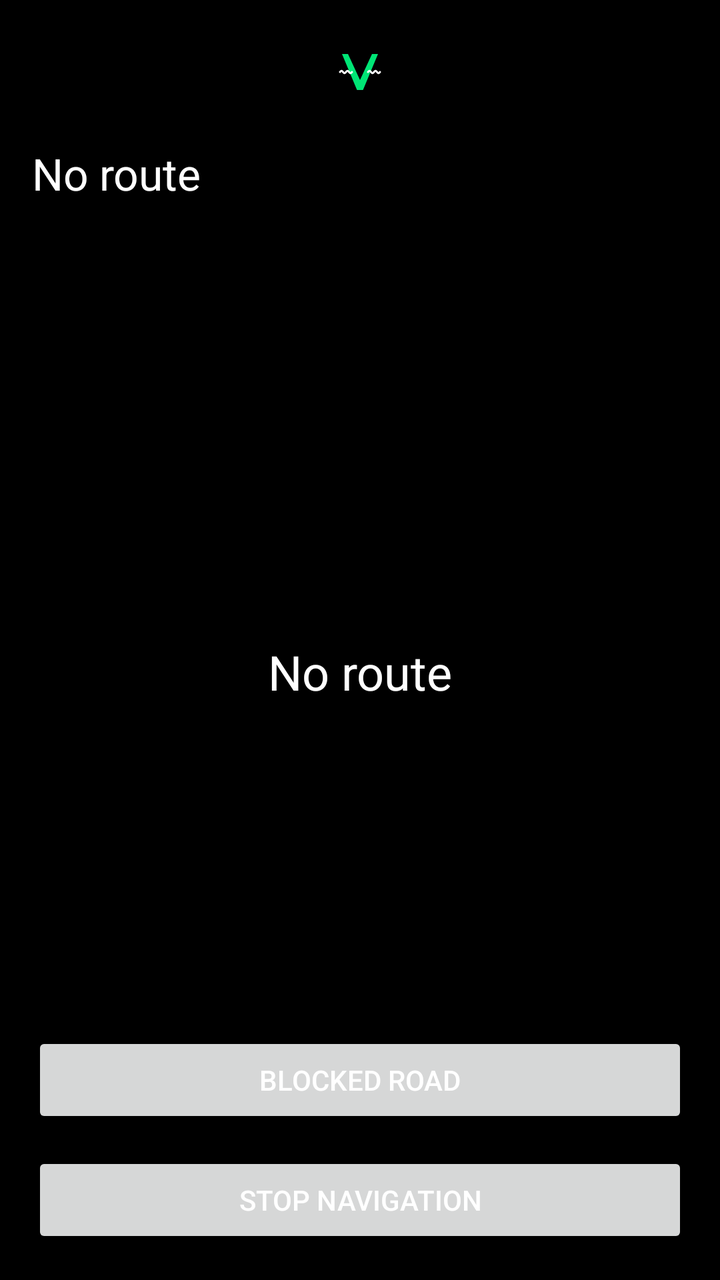
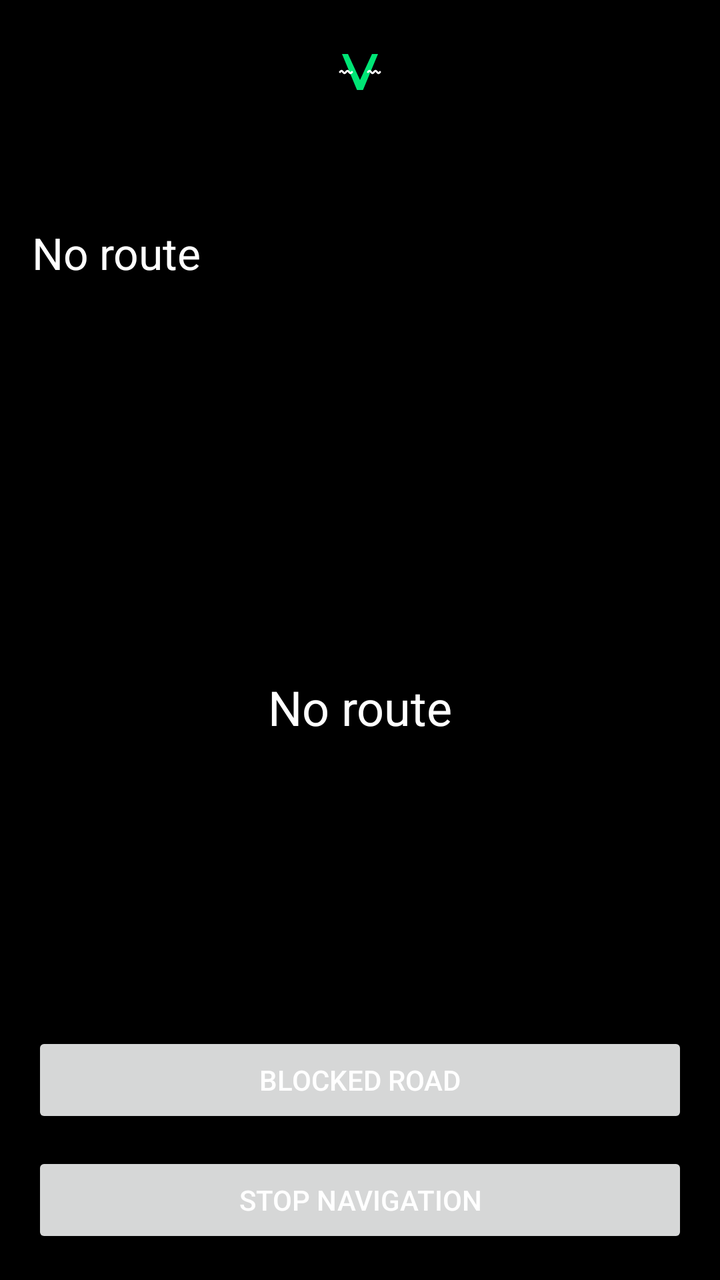

The first picture is an Android layout as it rendered before a commit; the second is the same layout after the commit. The layout source and the unified diff follow.
<!-- AndroidManifest.xml: application theme Theme.VibeNavigator -->
<!-- res/layout/activity_navigation.xml -->
<?xml version="1.0" encoding="utf-8"?>
<LinearLayout xmlns:android="http://schemas.android.com/apk/res/android"
    android:layout_width="match_parent"
    android:layout_height="match_parent"
    android:background="@color/black"
    android:orientation="vertical"
    android:padding="16dp">

    <LinearLayout
        android:layout_width="match_parent"
        android:layout_height="wrap_content"
        android:gravity="center_horizontal"
        android:orientation="horizontal">

        <ImageButton
            android:id="@+id/aboutButton"
            android:layout_width="40dp"
            android:layout_height="40dp"
            android:background="@android:color/transparent"
            android:contentDescription="@string/action_about"
            android:src="@drawable/ic_logo" />
    </LinearLayout>

    <TextView
        android:id="@+id/nextDirectionText"
        android:layout_width="match_parent"
        android:layout_height="wrap_content"
        android:layout_marginTop="16dp"
        android:text="@string/nav_no_route"
        android:textColor="@color/white"
        android:textSize="22sp" />

    <TextView
        android:id="@+id/afterNextDirectionText"
        android:layout_width="match_parent"
        android:layout_height="wrap_content"
        android:layout_marginTop="10dp"
        android:text=""
        android:textColor="@color/white"
        android:textSize="18sp" />

    <TextView
        android:id="@+id/remainingText"
        android:layout_width="match_parent"
        android:layout_height="0dp"
        android:layout_marginTop="20dp"
        android:layout_weight="1"
        android:gravity="center"
        android:text="@string/nav_no_route"
        android:textColor="@color/white"
        android:textSize="24sp" />

    <Button
        android:id="@+id/blockedRoadButton"
        android:layout_width="match_parent"
        android:layout_height="wrap_content"
        android:text="@string/action_blocked_road" />

    <Button
        android:id="@+id/stopNavButton"
        android:layout_width="match_parent"
        android:layout_height="wrap_content"
        android:layout_marginTop="12dp"
        android:text="@string/action_stop_navigation" />

</LinearLayout>
<!-- resources referenced by this layout -->
<resources>
  <color name="black">#000000</color>
  <color name="white">#FFFFFF</color>
  <!-- drawable ic_logo (drawable) -->
  <?xml version="1.0" encoding="utf-8"?>
  <vector xmlns:android="http://schemas.android.com/apk/res/android"
      android:width="24dp"
      android:height="24dp"
      android:viewportWidth="24"
      android:viewportHeight="24">
  
      <path
          android:fillColor="@color/accent"
          android:pathData="M3,3h3l6,13l6,-13h3l-7.5,18h-3z" />
  
      <path
          android:fillColor="@color/white"
          android:pathData="M2,12c1.5,-2 1.5,2 3,0c1.5,-2 1.5,2 3,0"
          android:strokeColor="@color/white"
          android:strokeWidth="1"
          android:fillAlpha="0"
          android:strokeLineCap="round" />
  
      <path
          android:fillColor="@color/white"
          android:pathData="M16,12c1.5,-2 1.5,2 3,0c1.5,-2 1.5,2 3,0"
          android:strokeColor="@color/white"
          android:strokeWidth="1"
          android:fillAlpha="0"
          android:strokeLineCap="round" />
  </vector>
  <string name="action_about">About</string>
  <string name="action_blocked_road">Blocked road</string>
  <string name="action_stop_navigation">Stop navigation</string>
  <string name="nav_no_route">No route</string>
  <style name="Theme.VibeNavigator" parent="Theme.AppCompat.DayNight.NoActionBar">
          <item name="colorPrimary">@color/black</item>
          <item name="colorPrimaryDark">@color/black</item>
          <item name="colorAccent">@color/accent</item>
          <item name="android:windowBackground">@color/black</item>
          <item name="android:textColor">@color/white</item>
          <item name="android:statusBarColor">@color/black</item>
          <item name="android:navigationBarColor">@color/black</item>
      </style>
  <color name="accent">#00E676</color>
</resources>

<!-- the commit's change to res/layout/activity_navigation.xml (unified diff, before → after) -->
@@ -22,10 +22,19 @@
     </LinearLayout>
 
     <TextView
+        android:id="@+id/gpsStatusText"
+        android:layout_width="match_parent"
+        android:layout_height="wrap_content"
+        android:layout_marginTop="16dp"
+        android:text=""
+        android:textColor="@color/white"
+        android:textSize="16sp" />
+
+    <TextView
         android:id="@+id/nextDirectionText"
         android:layout_width="match_parent"
         android:layout_height="wrap_content"
-        android:layout_marginTop="16dp"
+        android:layout_marginTop="18dp"
         android:text="@string/nav_no_route"
         android:textColor="@color/white"
         android:textSize="22sp" />
@@ -43,7 +52,7 @@
         android:id="@+id/remainingText"
         android:layout_width="match_parent"
         android:layout_height="0dp"
-        android:layout_marginTop="20dp"
+        android:layout_marginTop="16dp"
         android:layout_weight="1"
         android:gravity="center"
         android:text="@string/nav_no_route"
